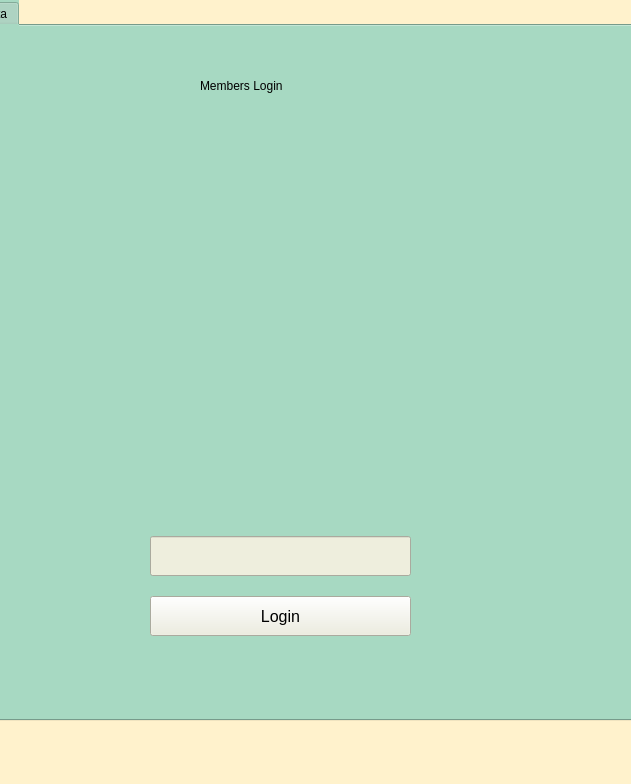
Old version of the form gym.ui in the repository francisganapin/Gym-System-7-13-2024; both pictures show x 232 to 863 and y 0 to 784 of the 1072 by 784 pixel window.
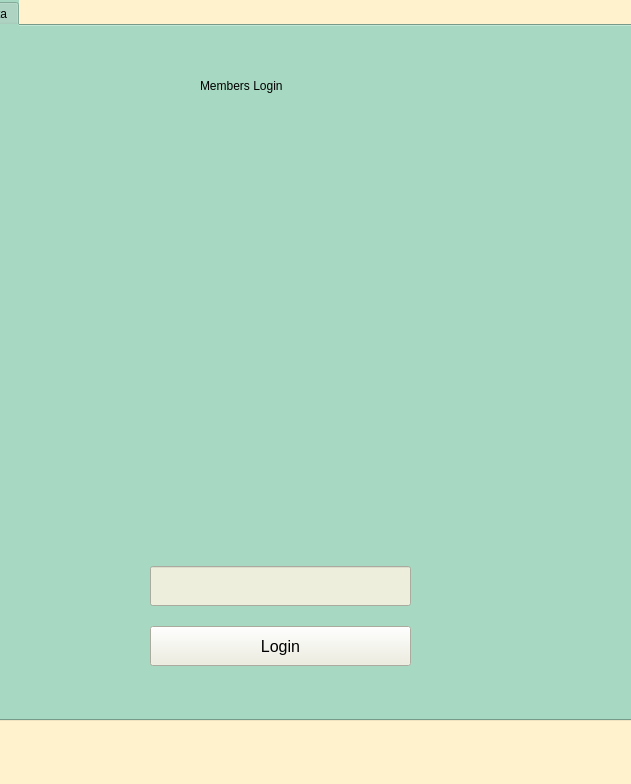
New version of the form. The open tabs and pages were chosen to show the change.

Diff of the .ui file:
```diff
--- a/gym.ui
+++ b/gym.ui
@@ -627,8 +627,8 @@
      <widget class="QLabel" name="name_label">
       <property name="geometry">
        <rect>
-        <x>340</x>
-        <y>350</y>
+        <x>380</x>
+        <y>400</y>
         <width>401</width>
         <height>40</height>
        </rect>
@@ -643,8 +643,8 @@
      <widget class="QLabel" name="expiry_label">
       <property name="geometry">
        <rect>
-        <x>340</x>
-        <y>430</y>
+        <x>380</x>
+        <y>460</y>
         <width>261</width>
         <height>40</height>
        </rect>
@@ -660,7 +660,7 @@
       <property name="geometry">
        <rect>
         <x>380</x>
-        <y>510</y>
+        <y>540</y>
         <width>261</width>
         <height>40</height>
        </rect>
@@ -676,7 +676,7 @@
       <property name="geometry">
        <rect>
         <x>380</x>
-        <y>570</y>
+        <y>600</y>
         <width>261</width>
         <height>40</height>
        </rect>
@@ -718,7 +718,7 @@
         <x>310</x>
         <y>100</y>
         <width>451</width>
-        <height>211</height>
+        <height>241</height>
        </rect>
       </property>
       <property name="styleSheet">
```
Left out of the diff: 2 changed lines with no effect on the pictures.
